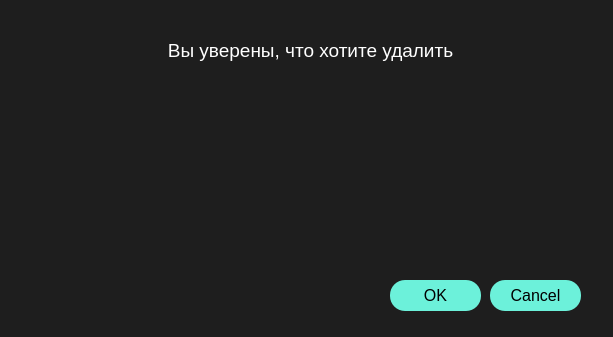
Old version of the form source/ui/form_delete.ui in the repository pop-arthur/HotelLib_NTO.
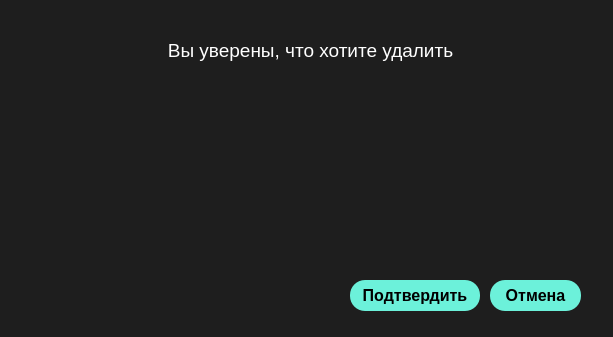
New version of the form.

Commit message: translate buttons

Diff of the .ui file:
```diff
--- a/source/ui/form_delete.ui
+++ b/source/ui/form_delete.ui
@@ -76,14 +76,21 @@
   <widget class="QPushButton" name="button_ok">
    <property name="geometry">
     <rect>
-     <x>380</x>
+     <x>340</x>
      <y>270</y>
-     <width>111</width>
+     <width>150</width>
      <height>51</height>
     </rect>
    </property>
+   <property name="font">
+    <font>
+     <pointsize>-1</pointsize>
+     <weight>75</weight>
+     <bold>true</bold>
+    </font>
+   </property>
    <property name="text">
-    <string>OK</string>
+    <string>Подтвердить</string>
    </property>
   </widget>
   <widget class="QPushButton" name="button_cancel">
@@ -95,8 +102,15 @@
      <height>51</height>
     </rect>
    </property>
+   <property name="font">
+    <font>
+     <pointsize>-1</pointsize>
+     <weight>75</weight>
+     <bold>true</bold>
+    </font>
+   </property>
    <property name="text">
-    <string>Cancel</string>
+    <string>Отмена</string>
    </property>
   </widget>
  </widget>
```
The commit also changes 4 other files.
